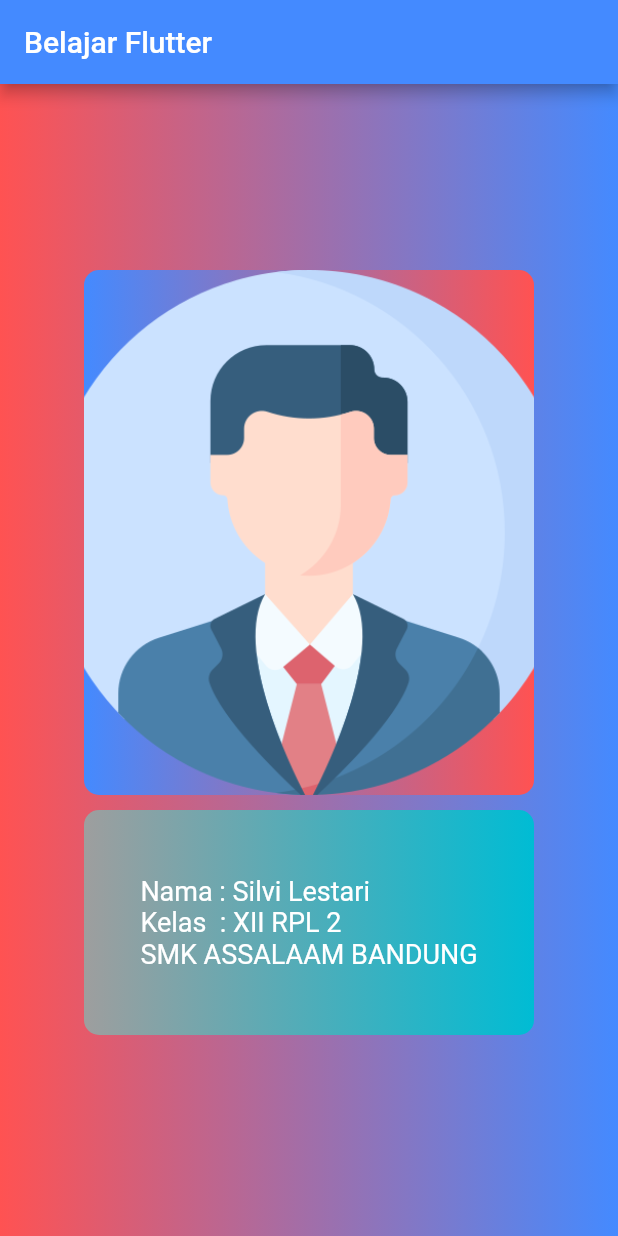
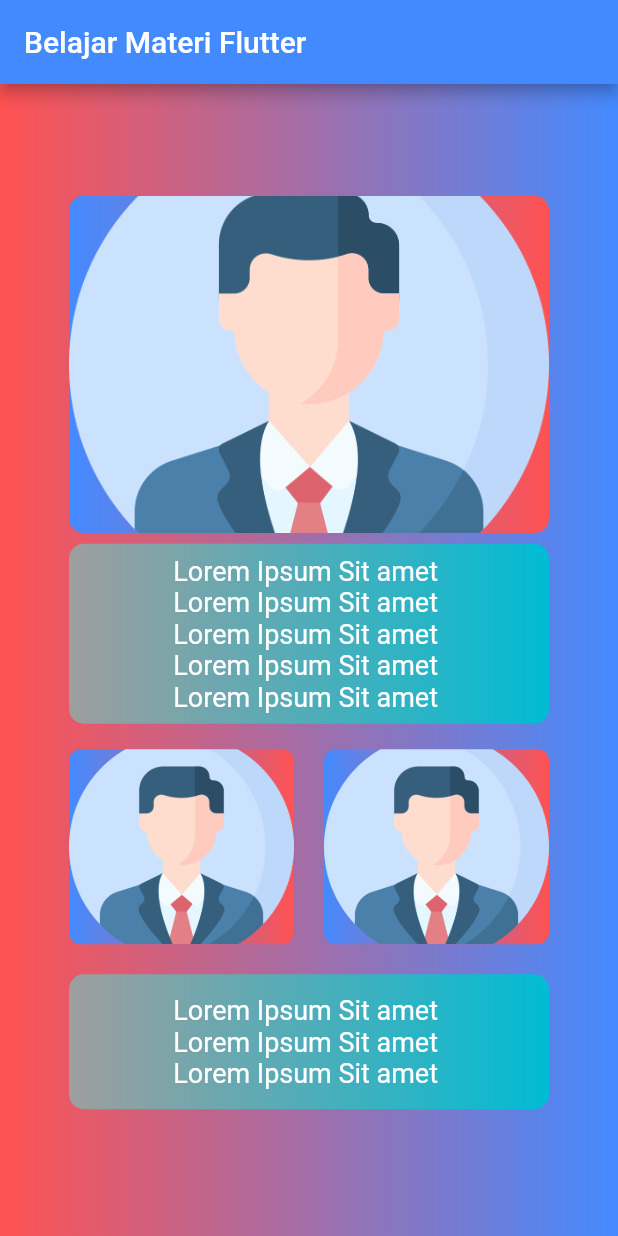
Before and after one commit to Silvilestari/Flutter-SilviLestari, a Flutter app: the screen it shows after launch, on a phone screen of 412 x 824 dp. Run offline on Flutter 3.47's test engine with Material 2 defaults, Android fonts, the light colour scheme and no system bars.

Commit message:
Tugas Latihan 2

```diff
--- a/pkl/lib/main.dart
+++ b/pkl/lib/main.dart
@@ -1,4 +1,5 @@
 import 'package:flutter/material.dart';
+import 'tugas.dart';
 import 'column.dart';
 import 'latihan.dart';
 import 'text.dart';
@@ -19,10 +20,10 @@ class MyApp extends StatelessWidget {
       title: "Flutter Pertama",
       home: Scaffold(
         appBar: AppBar(
-          title: Text("Belajar Flutter"),
+          title: Text("Belajar Materi Flutter"),
           backgroundColor: Colors.blueAccent,
         ),
-        body: Latihan(),
+        body: Tugas(),
       ),
     );
   }
--- /dev/null
+++ b/pkl/lib/tugas.dart
@@ -0,0 +1,96 @@
+import 'package:flutter/material.dart';
+
+class Tugas extends StatelessWidget {
+  const Tugas({Key? key}) : super(key: key);
+
+  @override
+  Widget build(BuildContext context) {
+    return Container(
+      decoration: BoxDecoration(
+        gradient: LinearGradient(colors: [Colors.redAccent, Colors.blueAccent]),
+      ),
+      child: Row(
+        mainAxisAlignment: MainAxisAlignment.spaceEvenly,
+        children: [
+          Column(
+            mainAxisAlignment: MainAxisAlignment.center,
+            children: [
+              Container(
+                width: 320,
+                height: 225,
+                decoration: BoxDecoration(
+                    image: DecorationImage(
+                        image: AssetImage('assets/img/profil.png'),
+                        fit: BoxFit.cover),
+                    gradient: LinearGradient(
+                        colors: [Colors.blueAccent, Colors.redAccent]),
+                    borderRadius: BorderRadius.circular(10)),
+              ),
+              Container(
+                width: 320,
+                height: 120,
+                margin: EdgeInsets.all(7),
+                decoration: BoxDecoration(
+                    gradient:
+                        LinearGradient(colors: [Colors.grey, Colors.cyan]),
+                    borderRadius: BorderRadius.circular(10)),
+                child: Center(
+                  child: Text(
+                    "Lorem Ipsum Sit amet \nLorem Ipsum Sit amet \nLorem Ipsum Sit amet \nLorem Ipsum Sit amet \nLorem Ipsum Sit amet",
+                    style: TextStyle(color: Colors.white, fontSize: 18),
+                  ),
+                ),
+              ),
+              Row(
+                mainAxisAlignment: MainAxisAlignment.end,
+                children: [
+                  // container 1
+                  Container(
+                    width: 150,
+                    height: 130,
+                    margin: EdgeInsets.all(10),
+                    decoration: BoxDecoration(
+                        image: DecorationImage(
+                            image: AssetImage('assets/img/profil.png'),
+                            fit: BoxFit.cover),
+                        gradient: LinearGradient(
+                            colors: [Colors.blueAccent, Colors.redAccent]),
+                        borderRadius: BorderRadius.circular(8)),
+                  ),
+                  // container 2
+                  Container(
+                    width: 150,
+                    height: 130,
+                    margin: EdgeInsets.all(10),
+                    decoration: BoxDecoration(
+                        image: DecorationImage(
+                            image: AssetImage('assets/img/profil.png'),
+                            fit: BoxFit.cover),
+                        gradient: LinearGradient(
+                            colors: [Colors.blueAccent, Colors.redAccent]),
+                        borderRadius: BorderRadius.circular(8)),
+                  ),
+                ],
+              ),
+              Container(
+                width: 320,
+                height: 90,
+                margin: EdgeInsets.all(10),
+                decoration: BoxDecoration(
+                    gradient:
+                        LinearGradient(colors: [Colors.grey, Colors.cyan]),
+                    borderRadius: BorderRadius.circular(10)),
+                child: Center(
+                  child: Text(
+                    "Lorem Ipsum Sit amet \nLorem Ipsum Sit amet \nLorem Ipsum Sit amet",
+                    style: TextStyle(color: Colors.white, fontSize: 18),
+                  ),
+                ),
+              ),
+            ],
+          ),
+        ],
+      ),
+    );
+  }
+}
```
